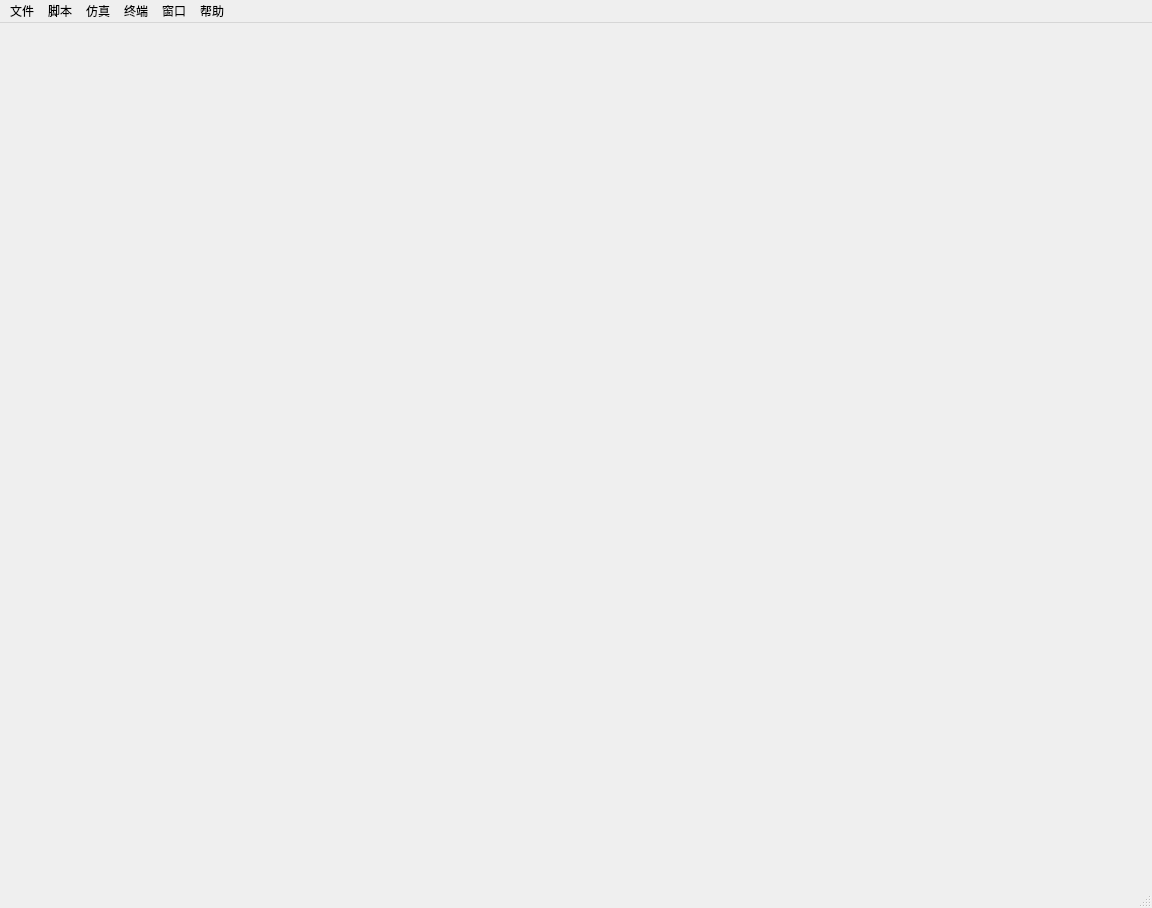
Before: the Qt Designer form experiment/src/windows/mainpage.ui in creeper12356/guide_software, drawn with Qt 5.
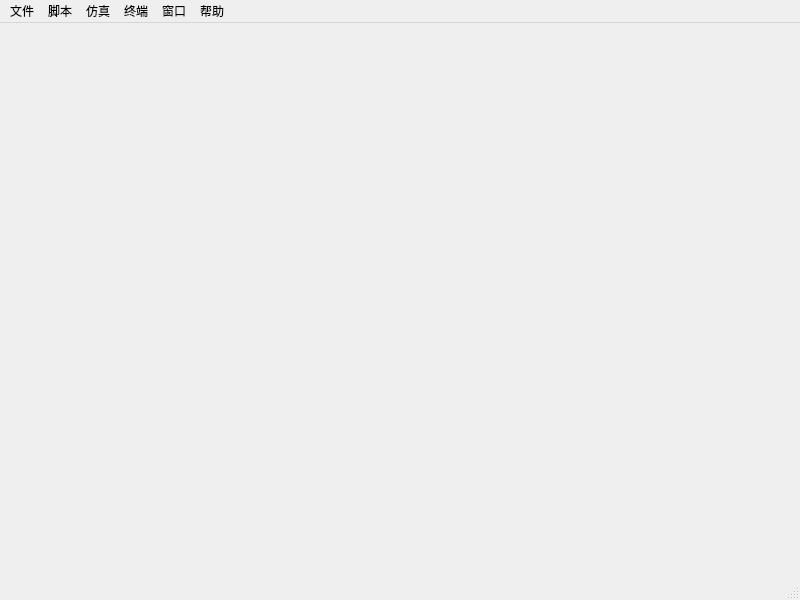
After: the same form once the commit is applied. Icons and pictures are not drawn.

Diff of the .ui file:
```diff
--- a/experiment/src/windows/mainpage.ui
+++ b/experiment/src/windows/mainpage.ui
@@ -6,8 +6,8 @@
    <rect>
     <x>0</x>
     <y>0</y>
-    <width>1152</width>
-    <height>908</height>
+    <width>800</width>
+    <height>600</height>
    </rect>
   </property>
   <property name="windowTitle">
@@ -22,7 +22,7 @@
     <rect>
      <x>0</x>
      <y>0</y>
-     <width>1152</width>
+     <width>800</width>
      <height>28</height>
     </rect>
    </property>
```
Left out of the diff: 14 changed lines with no effect on the pictures.
